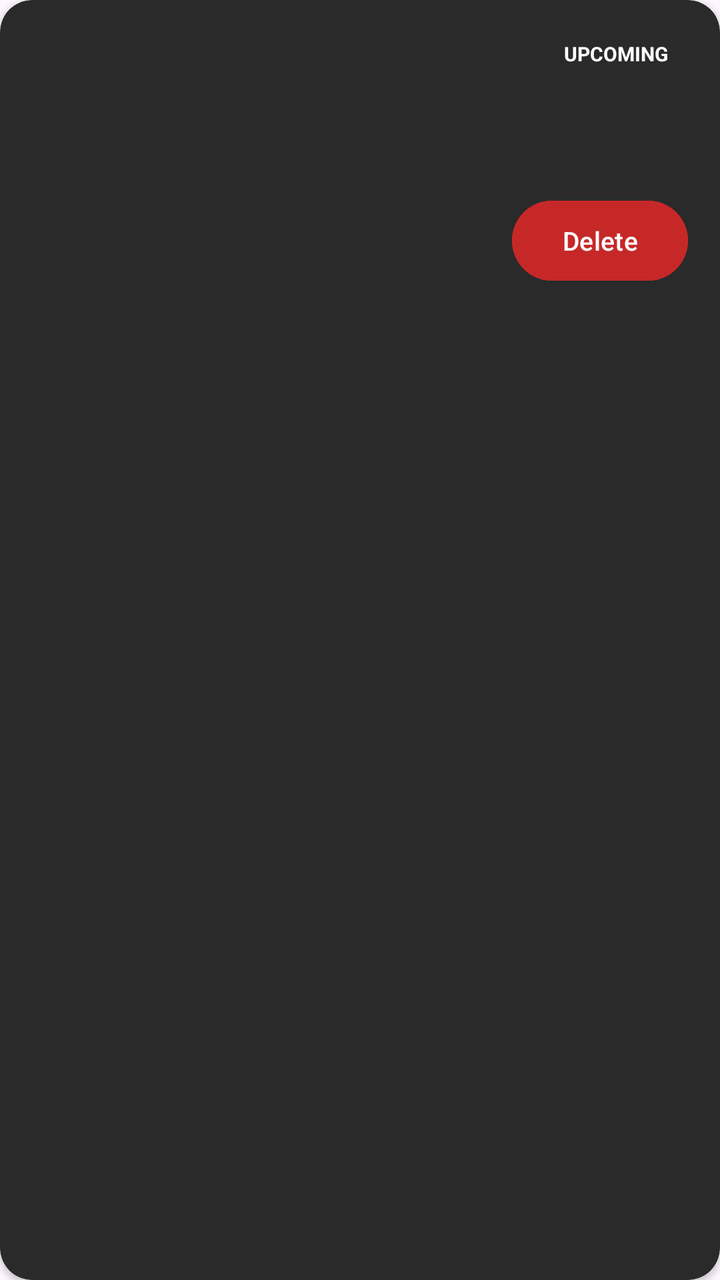
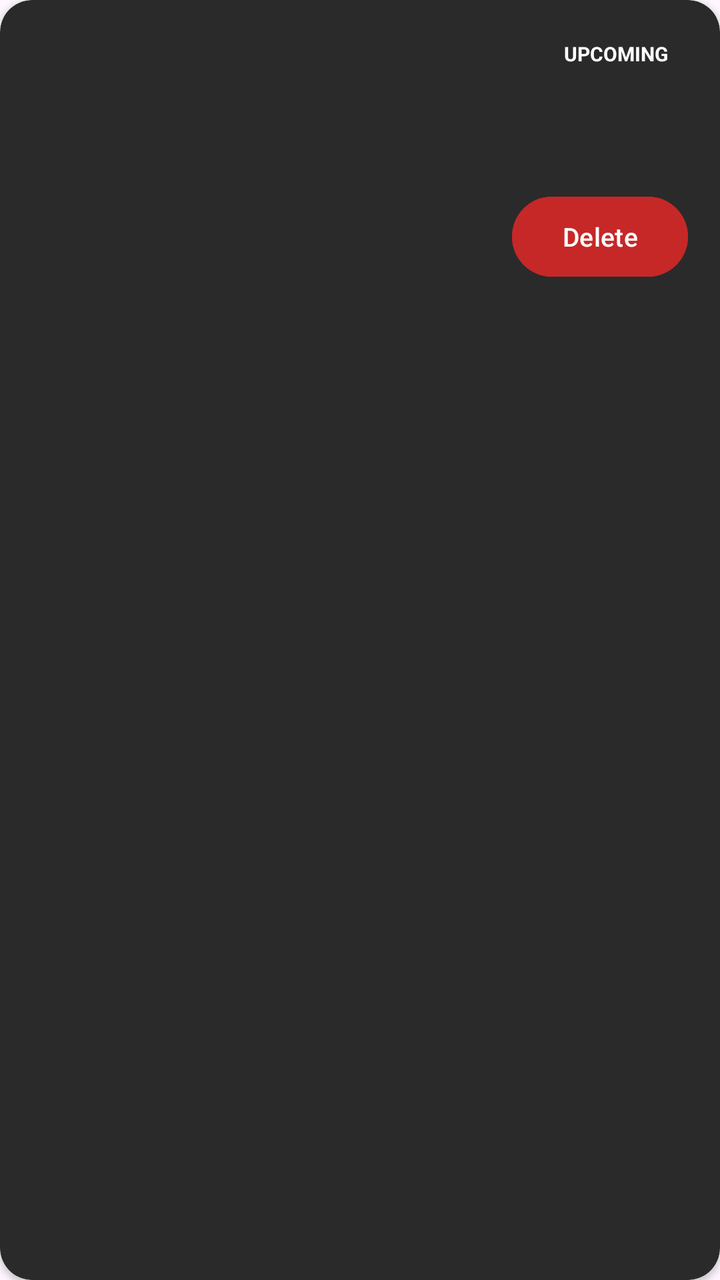

The first picture is an Android layout as it rendered before a commit; the second is the same layout after the commit. The layout source and the unified diff follow.
<!-- AndroidManifest.xml: application theme Theme.MyWay -->
<!-- res/layout/item_driver_trip.xml -->
<?xml version="1.0" encoding="utf-8"?>
<androidx.cardview.widget.CardView xmlns:android="http://schemas.android.com/apk/res/android"
    xmlns:app="http://schemas.android.com/apk/res-auto"
    android:layout_width="match_parent"
    android:layout_height="wrap_content"
    android:layout_marginHorizontal="16dp"
    android:layout_marginVertical="6dp"
    android:elevation="2dp"
    app:cardBackgroundColor="@color/colorCard"
    app:cardCornerRadius="16dp">

    <LinearLayout
        android:layout_width="match_parent"
        android:layout_height="wrap_content"
        android:orientation="vertical"
        android:padding="16dp">

        <LinearLayout
            android:layout_width="match_parent"
            android:layout_height="wrap_content"
            android:orientation="horizontal"
            android:gravity="center_vertical"
            android:layout_marginBottom="8dp">

            <TextView
                android:id="@+id/tvDriverTripRoute"
                android:layout_width="0dp"
                android:layout_height="wrap_content"
                android:layout_weight="1"
                android:textSize="16sp"
                android:textStyle="bold"
                android:textColor="@color/colorPrimaryText"/>

            <TextView
                android:id="@+id/tvDriverTripStatus"
                android:layout_width="wrap_content"
                android:layout_height="wrap_content"
                android:text="UPCOMING"
                android:textSize="10sp"
                android:textStyle="bold"
                android:textColor="#FFFFFF"
                android:paddingHorizontal="10dp"
                android:paddingVertical="4dp"/>

        </LinearLayout>

        <TextView
            android:id="@+id/tvDriverTripDateTime"
            android:layout_width="wrap_content"
            android:layout_height="wrap_content"
            android:textColor="@color/colorSecondaryText"
            android:textSize="13sp"
            android:layout_marginBottom="4dp"/>

        <TextView
            android:id="@+id/tvDriverTripPrice"
            android:layout_width="wrap_content"
            android:layout_height="wrap_content"
            android:textColor="@color/colorPriceText"
            android:textSize="14sp"
            android:textStyle="bold"
            android:layout_marginBottom="4dp"/>

        <LinearLayout
            android:layout_width="match_parent"
            android:layout_height="wrap_content"
            android:orientation="horizontal"
            android:gravity="center_vertical"
            android:layout_marginTop="6dp">

            <TextView
                android:id="@+id/tvDriverTripCar"
                android:layout_width="0dp"
                android:layout_height="wrap_content"
                android:layout_weight="1"
                android:textColor="@color/colorSecondaryText"
                android:textSize="12sp"
                android:textStyle="italic"/>

            <Button
                android:id="@+id/btnDeleteTrip"
                android:layout_width="wrap_content"
                android:layout_height="wrap_content"
                android:text="Delete"
                android:textSize="13sp"
                android:textColor="#FFFFFF"
                android:backgroundTint="#C62828"/>

        </LinearLayout>

    </LinearLayout>
</androidx.cardview.widget.CardView>
<!-- resources referenced by this layout -->
<resources>
  <color name="colorCard">#2A2A2A</color>
  <color name="colorPriceText">#66BB6A</color>
  <color name="colorPrimaryText">#EEEEEE</color>
  <color name="colorSecondaryText">#AAAAAA</color>
  <style name="Theme.MyWay" parent="Theme.Material3.DayNight.NoActionBar">
      </style>
</resources>

<!-- the commit's change to res/layout/item_driver_trip.xml (unified diff, before → after) -->
@@ -20,7 +20,7 @@
             android:layout_height="wrap_content"
             android:orientation="horizontal"
             android:gravity="center_vertical"
-            android:layout_marginBottom="8dp">
+            android:layout_marginBottom="6dp">
 
             <TextView
                 android:id="@+id/tvDriverTripRoute"
@@ -68,14 +68,30 @@
             android:gravity="center_vertical"
             android:layout_marginTop="6dp">
 
-            <TextView
-                android:id="@+id/tvDriverTripCar"
+            <LinearLayout
                 android:layout_width="0dp"
                 android:layout_height="wrap_content"
                 android:layout_weight="1"
-                android:textColor="@color/colorSecondaryText"
-                android:textSize="12sp"
-                android:textStyle="italic"/>
+                android:orientation="vertical">
+
+                <TextView
+                    android:id="@+id/tvDriverTripCar"
+                    android:layout_width="wrap_content"
+                    android:layout_height="wrap_content"
+                    android:textColor="@color/colorSecondaryText"
+                    android:textSize="12sp"
+                    android:textStyle="italic"/>
+
+                <TextView
+                    android:id="@+id/tvDriverOwnRating"
+                    android:layout_width="wrap_content"
+                    android:layout_height="wrap_content"
+                    android:textSize="12sp"
+                    android:textColor="#FFAA00"
+                    android:layout_marginTop="4dp"
+                    android:visibility="gone"/>
+
+            </LinearLayout>
 
             <Button
                 android:id="@+id/btnDeleteTrip"
